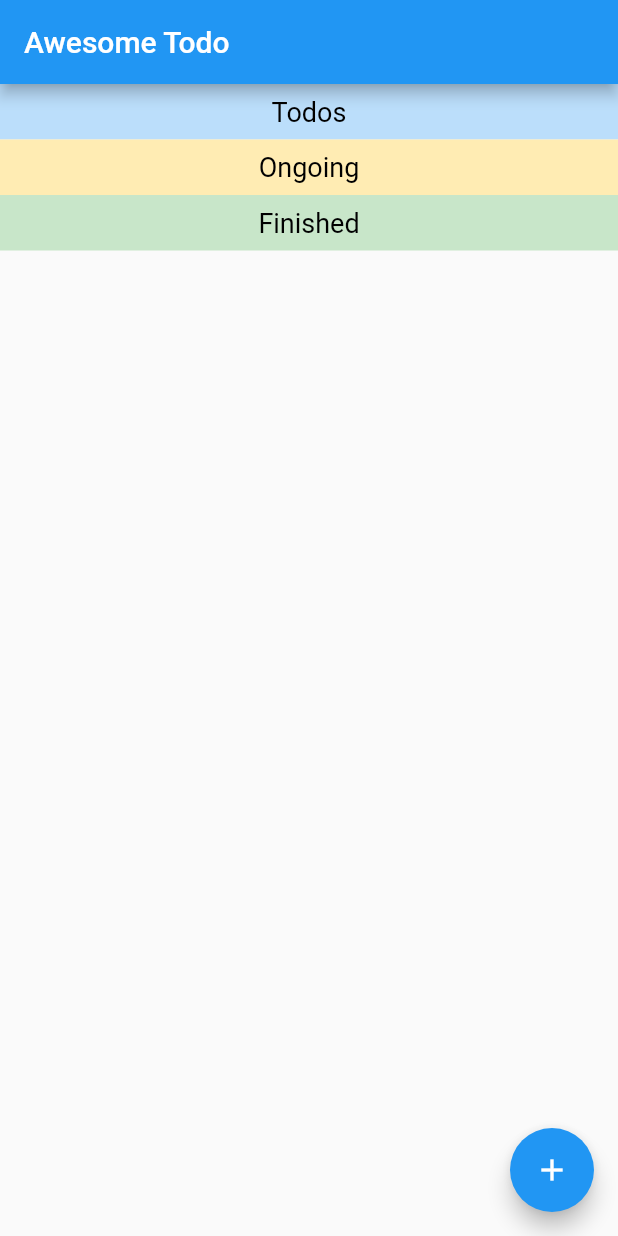
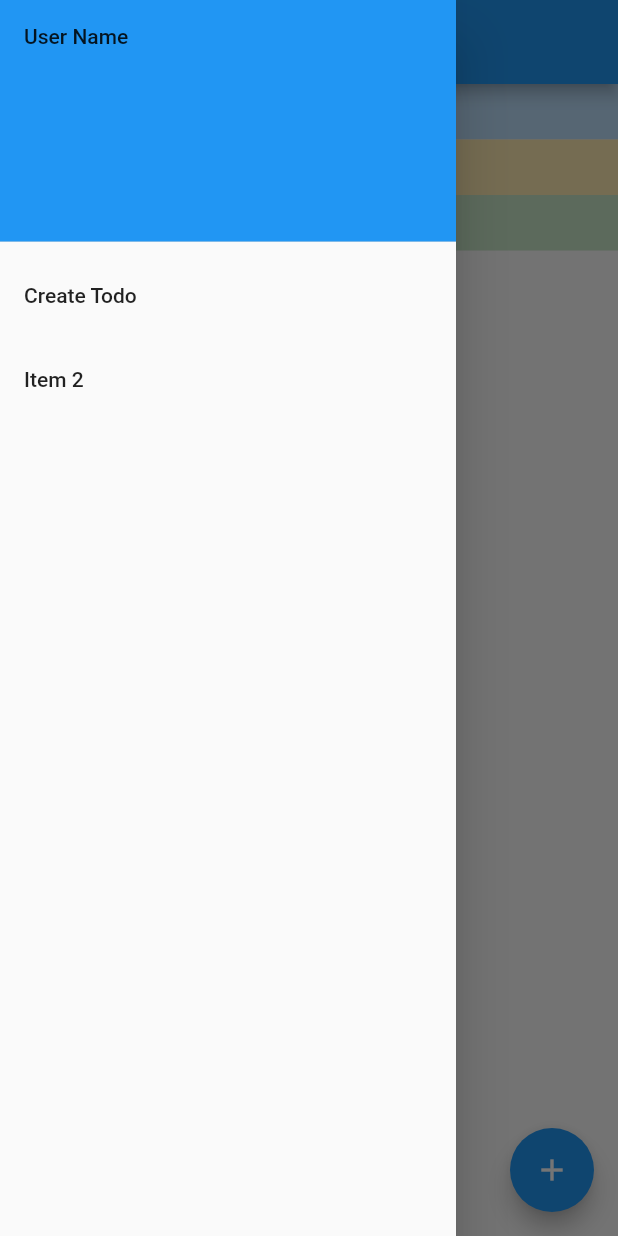
Before and after one commit to romy47/multilevel-todo, a Flutter app: the screen it shows after launch, with the side drawer open (before the commit the screen has no drawer), on a phone screen of 412 x 824 dp. Run offline on Flutter 3.47's test engine with Material 2 defaults, Android fonts, the phone set to English and light mode, and no system bars.

```diff
--- a/lib/home.dart
+++ b/lib/home.dart
@@ -67,6 +67,40 @@ class HomeScreen extends StatelessWidget {
         },
         tooltip: 'Add Todo',
         child: const Icon(Icons.add),
+      ),
+      drawer: Drawer(
+        // Add a ListView to the drawer. This ensures the user can scroll
+        // through the options in the drawer if there isn't enough vertical
+        // space to fit everything.
+        child: ListView(
+          // Important: Remove any padding from the ListView.
+          padding: EdgeInsets.zero,
+          children: <Widget>[
+            DrawerHeader(
+              child: Text('User Name'),
+              decoration: BoxDecoration(
+                color: Colors.blue,
+              ),
+            ),
+            ListTile(
+              title: Text('Create Todo'),
+              onTap: () {
+                Navigator.pop(context);
+                Navigator.push(context,
+                    MaterialPageRoute(builder: (context) => CreateTodo()));
+              },
+            ),
+            ListTile(
+              title: Text('Item 2'),
+              onTap: () {
+                // Update the state of the app
+                // ...
+                // Then close the drawer
+                Navigator.pop(context);
+              },
+            ),
+          ],
+        ),
       ),
     );
   }
```
